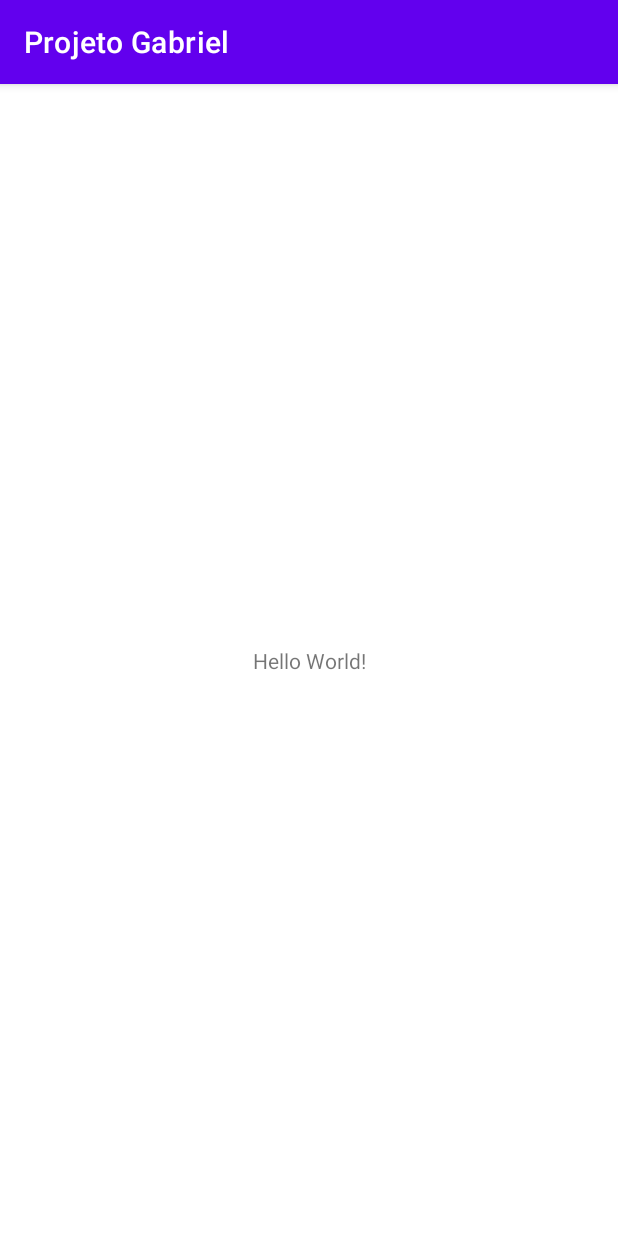
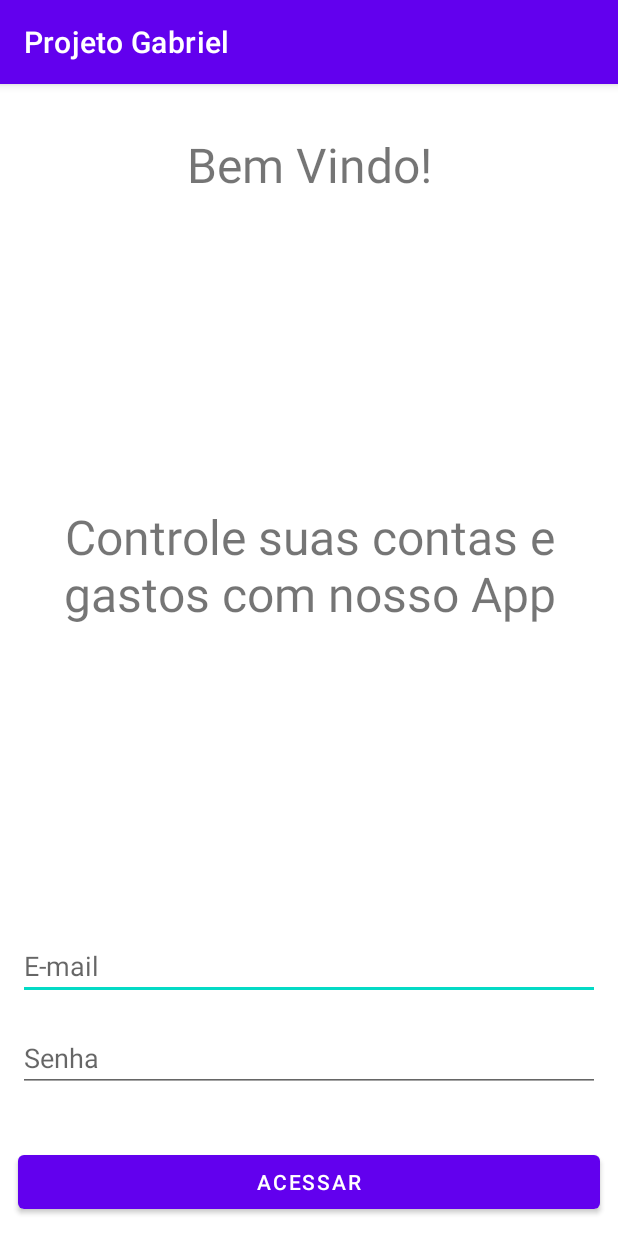
Before and after one commit to rafaelFN17/App_Gabriel, an Android app: the screen it shows after launch (MainActivity before the commit, LoginActivity after it), on a phone screen of 412 x 824 dp. Run offline under Robolectric (Android 15) with nearby library versions, the phone set to English and light mode, and no system bars.

Commit message:
Crate login and update gitignore

```diff
--- a/Projeto/ProjetoGabriel/app/src/main/AndroidManifest.xml
+++ b/Projeto/ProjetoGabriel/app/src/main/AndroidManifest.xml
@@ -10,14 +10,17 @@
         android:supportsRtl="true"
         android:theme="@style/Theme.ProjetoGabriel">
         <activity
+            android:name=".login.LoginActivity"
+            android:exported="true" >
+        <intent-filter>
+            <action android:name="android.intent.action.MAIN" />
+
+            <category android:name="android.intent.category.LAUNCHER" />
+        </intent-filter>
+        </activity>
+        <activity
             android:name=".MainActivity"
-            android:exported="true">
-            <intent-filter>
-                <action android:name="android.intent.action.MAIN" />
-
-                <category android:name="android.intent.category.LAUNCHER" />
-            </intent-filter>
-        </activity>
+            android:exported="true"/>
     </application>
 
 </manifest>
--- /dev/null
+++ b/Projeto/ProjetoGabriel/app/src/main/java/com/example/projetogabriel/login/LoginActivity.java
@@ -0,0 +1,58 @@
+package com.example.projetogabriel.login;
+
+import androidx.appcompat.app.AlertDialog;
+import androidx.appcompat.app.AppCompatActivity;
+
+import android.content.Intent;
+import android.os.Bundle;
+import android.view.View;
+import android.widget.EditText;
+
+import com.example.projetogabriel.MainActivity;
+import com.example.projetogabriel.R;
+
+public class LoginActivity extends AppCompatActivity  implements LoginContract.View {
+
+    private LoginContract.Presenter presenter = new LoginPresenter(this);
+
+    private EditText email;
+    private EditText password;
+
+    private final View.OnClickListener clickListener = view -> {
+        presenter.login(email.getText().toString(), password.getText().toString());
+    };
+
+    @Override
+    protected void onCreate(Bundle savedInstanceState) {
+        super.onCreate(savedInstanceState);
+        setContentView(R.layout.activity_login);
+
+        email = findViewById(R.id.etEmail);
+        password = findViewById(R.id.etPassword);
+
+        findViewById(R.id.btnEnter).setOnClickListener(clickListener);
+    }
+
+    @Override
+    public void showError(String message) {
+        showDialogError(message);
+    }
+
+    @Override
+    public void showError(int messageId) {
+        showDialogError(getResources().getString(messageId));
+    }
+
+    @Override
+    public void loginSuccess() {
+        Intent intent = new Intent(this, MainActivity.class);
+        startActivity(intent);
+    }
+
+    private void showDialogError(String message) {
+        AlertDialog.Builder builder = new AlertDialog.Builder(this);
+        builder.setTitle("Atenção").setMessage(message);
+        builder.setPositiveButton("Ok", null);
+        builder.show();
+    }
+}
--- /dev/null
+++ b/Projeto/ProjetoGabriel/app/src/main/java/com/example/projetogabriel/login/LoginContract.java
@@ -0,0 +1,16 @@
+package com.example.projetogabriel.login;
+
+import androidx.annotation.StringRes;
+
+public interface LoginContract {
+
+    interface Presenter {
+        void login(String email, String password);
+    }
+
+    interface View {
+        void showError(String message);
+        void showError(@StringRes int messageId);
+        void loginSuccess();
+    }
+}
--- /dev/null
+++ b/Projeto/ProjetoGabriel/app/src/main/java/com/example/projetogabriel/login/LoginPresenter.java
@@ -0,0 +1,26 @@
+package com.example.projetogabriel.login;
+
+import android.util.Patterns;
+
+import com.example.projetogabriel.R;
+
+public class LoginPresenter implements LoginContract.Presenter {
+
+    private final LoginContract.View view;
+
+    public LoginPresenter(LoginContract.View view) {
+        this.view = view;
+    }
+
+    public void login(String email, String password) {
+        if (email.isEmpty() || password.isEmpty()) {
+            view.showError(R.string.email_password_field_required);
+            return;
+        }
+        if (!Patterns.EMAIL_ADDRESS.matcher(email).matches()) {
+            view.showError(R.string.email_invalid);
+            return;
+        }
+        view.loginSuccess();
+    }
+}
--- /dev/null
+++ b/Projeto/ProjetoGabriel/app/src/main/res/layout/activity_login.xml
@@ -0,0 +1,69 @@
+<?xml version="1.0" encoding="utf-8"?>
+<androidx.constraintlayout.widget.ConstraintLayout
+    xmlns:android="http://schemas.android.com/apk/res/android"
+    xmlns:app="http://schemas.android.com/apk/res-auto"
+    xmlns:tools="http://schemas.android.com/tools"
+    android:layout_width="match_parent"
+    android:layout_height="match_parent"
+    tools:context=".login.LoginActivity">
+
+    <TextView
+        android:id="@+id/welcomeText"
+        android:layout_width="0dp"
+        android:layout_height="wrap_content"
+        android:layout_marginTop="32dp"
+        android:layout_marginHorizontal="12dp"
+        android:text="@string/welcome_app"
+        android:textAlignment="center"
+        android:textSize="32sp"
+        app:layout_constraintStart_toStartOf="parent"
+        app:layout_constraintTop_toTopOf="parent"
+        app:layout_constraintEnd_toEndOf="parent"/>
+
+    <TextView
+        android:layout_width="0dp"
+        android:layout_height="wrap_content"
+        android:text="@string/welcome_message_app"
+        android:textAlignment="center"
+        android:textSize="32sp"
+        android:layout_marginHorizontal="12dp"
+        app:layout_constraintStart_toStartOf="parent"
+        app:layout_constraintBottom_toTopOf="@id/etEmail"
+        app:layout_constraintEnd_toEndOf="parent"
+        app:layout_constraintTop_toBottomOf="@id/welcomeText"/>
+
+    <EditText
+        android:id="@+id/etEmail"
+        android:layout_width="0dp"
+        android:layout_height="wrap_content"
+        android:layout_marginHorizontal="12dp"
+        android:layout_marginBottom="16dp"
+        android:hint="@string/email_hint"
+        android:inputType="textEmailAddress"
+        app:layout_constraintStart_toStartOf="parent"
+        app:layout_constraintBottom_toTopOf="@id/etPassword"
+        app:layout_constraintEnd_toEndOf="parent"/>
+
+    <EditText
+        android:id="@+id/etPassword"
+        android:layout_width="0dp"
+        android:layout_height="wrap_content"
+        android:layout_marginHorizontal="12dp"
+        android:layout_marginBottom="36dp"
+        android:hint="@string/password_hint"
+        android:inputType="textPassword"
+        app:layout_constraintStart_toStartOf="parent"
+        app:layout_constraintBottom_toTopOf="@id/btnEnter"
+        app:layout_constraintEnd_toEndOf="parent" />
+
+    <Button
+        android:id="@+id/btnEnter"
+        android:layout_width="0dp"
+        android:layout_height="wrap_content"
+        android:layout_margin="12dp"
+        android:text="@string/enter"
+        app:layout_constraintStart_toStartOf="parent"
+        app:layout_constraintBottom_toBottomOf="parent"
+        app:layout_constraintEnd_toEndOf="parent"/>
+
+</androidx.constraintlayout.widget.ConstraintLayout>
--- a/Projeto/ProjetoGabriel/app/src/main/res/values/strings.xml
+++ b/Projeto/ProjetoGabriel/app/src/main/res/values/strings.xml
@@ -1,3 +1,11 @@
 <resources>
     <string name="app_name">Projeto Gabriel</string>
+
+    <string name="email_password_field_required">Os campos de email e senha são obrigatórios</string>
+    <string name="email_invalid">E-mail inválido</string>
+    <string name="welcome_app">Bem Vindo!</string>
+    <string name="welcome_message_app"> Controle suas contas e gastos com nosso App</string>
+    <string name="email_hint">E-mail</string>
+    <string name="password_hint">Senha</string>
+    <string name="enter">Acessar</string>
 </resources>
```
Also changed, not shown: 1 other file.
